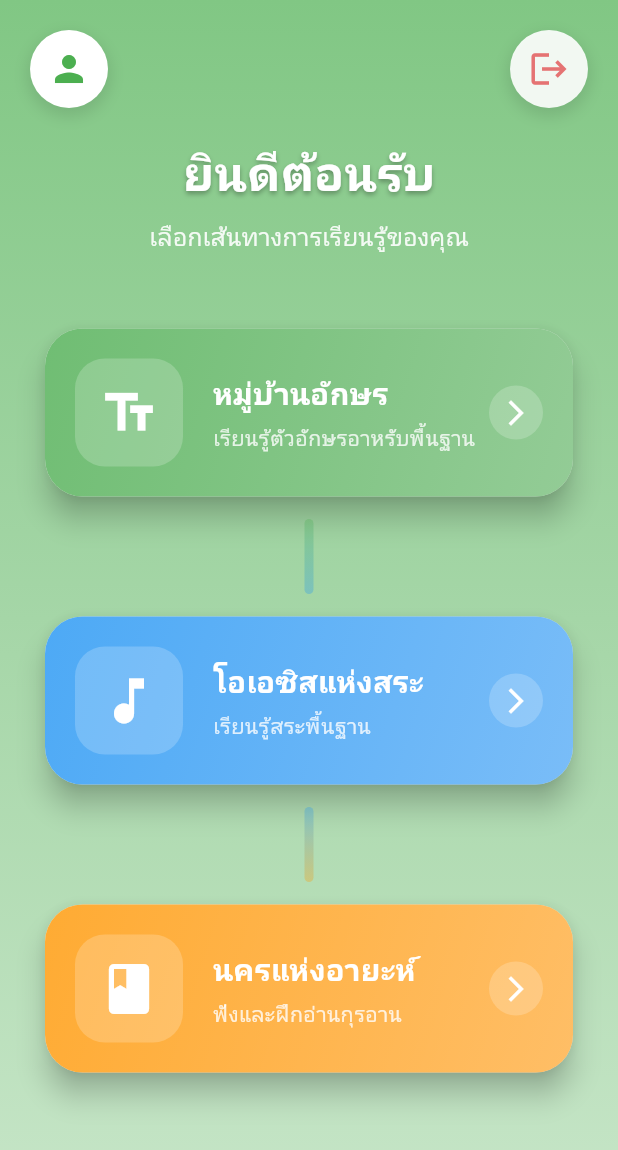
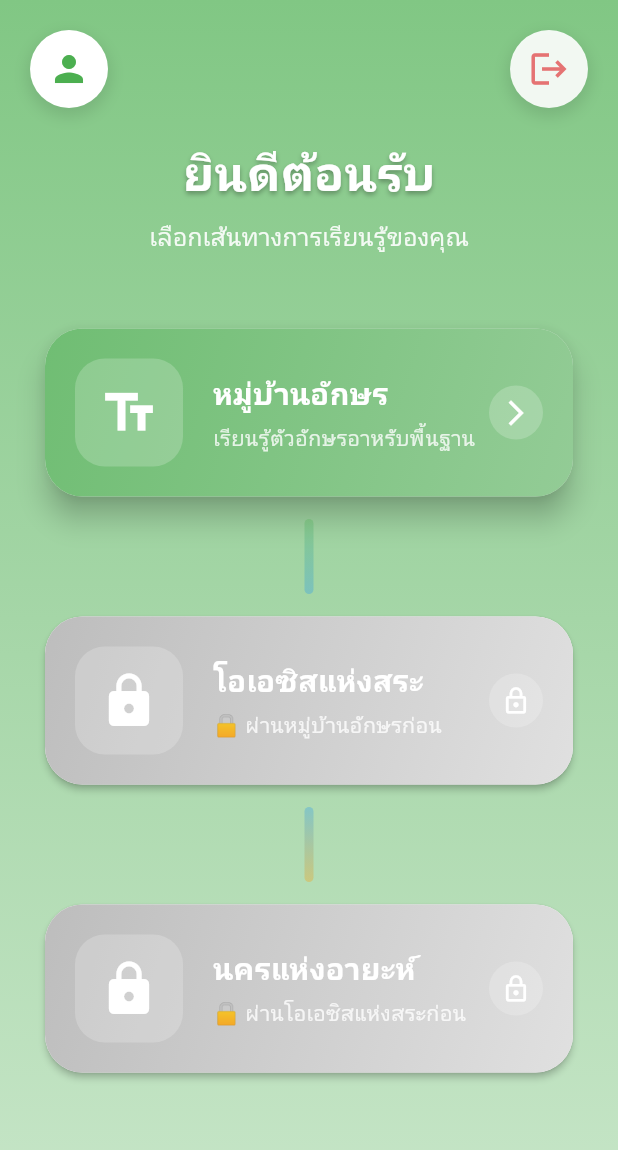
Before and after one commit to maltika/app_ai_quran, a Flutter app: the HomeScreen screen opened by its route, on a phone screen of 412 x 824 dp. Shown: the top 1150 px of the screen. Run offline on Flutter 3.47's test engine with Material 3 defaults, Android fonts, the phone set to English and light mode, and no system bars; our stand-ins replace audioplayers, cloud_firestore, firebase_auth, firebase_core; missing offline and left inert: onnxruntime, record; accounts and stored records are empty.

Commit message:
refactor: enhance home screen functionality and integrate Firestore for stage unlocking
- Added a method to check if stages are unlocked based on user progress.
- Updated stage definitions to include maximum levels for each type.
- Integrated Firestore service to manage unlocking of sublevels based on gameplay results.
- Improved UI interactions and streamlined navigation logic in the home screen.

```diff
--- a/lib/screens/home_screen.dart
+++ b/lib/screens/home_screen.dart
@@ -1,20 +1,35 @@
 import 'package:app_ai_quran/screens/profile_screen.dart';
-import 'package:app_ai_quran/screens/stage_selection_screen.dart';
 import 'package:app_ai_quran/screens/sublevel.dart';
+import 'package:app_ai_quran/screens/surah_screen.dart';
+import 'package:app_ai_quran/services/firestore_service.dart';
+import 'package:cloud_firestore/cloud_firestore.dart';
 import 'package:flutter/material.dart';
-import 'package:app_ai_quran/screens/minigame_screen.dart';
-import 'package:app_ai_quran/screens/surah_detail_screen.dart';
-import 'package:app_ai_quran/screens/surah_screen.dart';
 
 class HomeScreen extends StatelessWidget {
   const HomeScreen({super.key});
 
+  // ✅ เช็คว่าด่านใหญ่นี้ปลดล็อคแล้วหรือยัง
+  bool _isStageUnlocked(String type, Map<String, dynamic> sublevels) {
+    switch (type) {
+      case "letter":
+        return true; // ด่านแรกเปิดเสมอ
+      case "vowel":
+        final letterUnlocked = (sublevels["letter"] as int?) ?? 1;
+        return letterUnlocked > 3; // ผ่านครบ 3 ด่านย่อยของ letter
+      case "surah":
+        final vowelUnlocked = (sublevels["vowel"] as int?) ?? 1;
+        return vowelUnlocked > 5; // ผ่านครบ 5 ด่านย่อยของ vowel
+      default:
+        return false;
+    }
+  }
+
   @override
   Widget build(BuildContext context) {
     final stages = [
-      {"title": "หมู่บ้านอักษร", "type": "letter", "icon": Icons.text_fields, "color": const Color(0xFF4CAF50)},
-      {"title": "โอเอซิสแห่งสระ", "type": "vowel", "icon": Icons.music_note, "color": const Color(0xFF2196F3)},
-      {"title": "นครแห่งอายะห์", "type": "surah", "icon": Icons.book, "color": const Color(0xFFFF9800)},
+      {"title": "หมู่บ้านอักษร", "type": "letter", "icon": Icons.text_fields, "color": const Color(0xFF4CAF50), "maxLevel": 3},
+      {"title": "โอเอซิสแห่งสระ", "type": "vowel", "icon": Icons.music_note, "color": const Color(0xFF2196F3), "maxLevel": 5},
+      {"title": "นครแห่งอายะห์", "type": "surah", "icon": Icons.book, "color": const Color(0xFFFF9800), "maxLevel": 1},
     ];
 
     return Scaffold(
@@ -33,63 +48,34 @@ class HomeScreen extends StatelessWidget {
         child: SafeArea(
           child: Column(
             children: [
-              // Custom AppBar
+              // AppBar
               Padding(
                 padding: const EdgeInsets.all(20.0),
                 child: Row(
                   mainAxisAlignment: MainAxisAlignment.spaceBetween,
                   children: [
                     GestureDetector(
-                      onTap: () {
-                        Navigator.push(
-                          context,
-                          MaterialPageRoute(builder: (_) => const ProfileScreen()),
-                        );
-                      },
+                      onTap: () => Navigator.push(context, MaterialPageRoute(builder: (_) => const ProfileScreen())),
                       child: Container(
                         padding: const EdgeInsets.all(12),
                         decoration: BoxDecoration(
                           color: Colors.white,
                           borderRadius: BorderRadius.circular(50),
-                          boxShadow: [
-                            BoxShadow(
-                              color: Colors.black.withOpacity(0.1),
-                              spreadRadius: 2,
-                              blurRadius: 8,
-                              offset: const Offset(0, 4),
+                          boxShadow: [BoxShadow(color: Colors.black.withOpacity(0.1), spreadRadius: 2, blurRadius: 8, offset: const Offset(0, 4))],
                         ),
-                          ],
-                        ),
-                        child: const Icon(
-                          Icons.person,
-                          color: Color(0xFF4CAF50),
-                          size: 28,
+                        child: const Icon(Icons.person, color: Color(0xFF4CAF50), size: 28),
                       ),
                     ),
-                    ),
-                    Container(
+                    GestureDetector(
+                      onTap: () => Navigator.pushReplacementNamed(context, "/login"),
+                      child: Container(
                         padding: const EdgeInsets.all(12),
                         decoration: BoxDecoration(
                           color: Colors.white.withOpacity(0.9),
                           borderRadius: BorderRadius.circular(50),
-                        boxShadow: [
-                          BoxShadow(
-                            color: Colors.black.withOpacity(0.1),
-                            spreadRadius: 2,
-                            blurRadius: 8,
-                            offset: const Offset(0, 4),
+                          boxShadow: [BoxShadow(color: Colors.black.withOpacity(0.1), spreadRadius: 2, blurRadius: 8, offset: const Offset(0, 4))],
                         ),
-                        ],
-                      ),
-                      child: GestureDetector(
-                        onTap: () {
-                          Navigator.pushReplacementNamed(context, "/login");
-                        },
-                        child: const Icon(
-                          Icons.logout,
-                          color: Color(0xFFE57373),
-                          size: 28,
-                        ),
+                        child: const Icon(Icons.logout, color: Color(0xFFE57373), size: 28),
                       ),
                     ),
                   ],
@@ -107,23 +93,13 @@ class HomeScreen extends StatelessWidget {
                         fontSize: 32,
                         fontWeight: FontWeight.bold,
                         color: Colors.white,
-                        shadows: [
-                          Shadow(
-                            offset: const Offset(0, 2),
-                            blurRadius: 4,
-                            color: Colors.black.withOpacity(0.3),
-                          ),
-                        ],
+                        shadows: [Shadow(offset: const Offset(0, 2), blurRadius: 4, color: Colors.black.withOpacity(0.3))],
                       ),
                     ),
                     const SizedBox(height: 8),
                     Text(
                       'เลือกเส้นทางการเรียนรู้ของคุณ',
-                      style: TextStyle(
-                        fontSize: 16,
-                        color: Colors.white.withOpacity(0.9),
-                        fontWeight: FontWeight.w500,
-                      ),
+                      style: TextStyle(fontSize: 16, color: Colors.white.withOpacity(0.9), fontWeight: FontWeight.w500),
                     ),
                   ],
                 ),
@@ -131,46 +107,64 @@ class HomeScreen extends StatelessWidget {
 
               const SizedBox(height: 40),
 
-              // Stages List
+              // ✅ StreamBuilder ดึงข้อมูล Firestore
               Expanded(
-                child: ListView.builder(
+                child: StreamBuilder<DocumentSnapshot>(
+                  stream: FirestoreService().getUserStream(),
+                  builder: (context, snapshot) {
+                    final data = snapshot.data?.data() as Map<String, dynamic>? ?? {};
+                    final sublevels = data["unlockedSublevels"] as Map<String, dynamic>? ?? {};
+
+                    return ListView.builder(
                       padding: const EdgeInsets.symmetric(horizontal: 30),
                       itemCount: stages.length,
                       itemBuilder: (context, index) {
                         final stage = stages[index];
                         final isLast = index == stages.length - 1;
+                        final type = stage["type"] as String;
+                        final color = stage["color"] as Color;
+
+                        // ✅ เช็คว่าปลดล็อคหรือยัง
+                        final isUnlocked = _isStageUnlocked(type, sublevels);
 
                         return Column(
                           children: [
-                        // Stage Card
                             Container(
                               margin: const EdgeInsets.symmetric(vertical: 10),
                               child: Material(
-                            elevation: 8,
+                                elevation: isUnlocked ? 8 : 2,
                                 borderRadius: BorderRadius.circular(25),
                                 child: InkWell(
                                   borderRadius: BorderRadius.circular(25),
-                              onTap: () {
-                                if (stage["type"] == "surah") {
-                                  Navigator.push(
-                                    context,
-                                    MaterialPageRoute(
-                                      builder: (_) => const SurahScreen(),
-                                    ),
-                                  );
+                                  onTap: isUnlocked
+                                      ? () {
+                                          if (type == "surah") {
+                                            Navigator.push(context, MaterialPageRoute(builder: (_) => const SurahScreen()));
                                           } else {
                                             Navigator.push(
                                               context,
                                               MaterialPageRoute(
                                                 builder: (_) => SublevelScreen(
-                                        gameType: stage["type"] as String,
-                                        maxLevel: stage["type"] == "letter"
-                                            ? 3
-                                            : (stage["type"] == "vowel" ? 5 : 1),
+                                                  gameType: type,
+                                                  maxLevel: stage["maxLevel"] as int,
                                                 ),
                                               ),
                                             );
                                           }
+                                        }
+                                      : () {
+                                          // ✅ แจ้งเตือนตอนกดด่านที่ยังล็อค
+                                          ScaffoldMessenger.of(context).showSnackBar(
+                                            SnackBar(
+                                              content: Text(
+                                                type == "vowel"
+                                                    ? "ผ่านหมู่บ้านอักษรให้ครบก่อนนะ!"
+                                                    : "ผ่านโอเอซิสแห่งสระให้ครบก่อนนะ!",
+                                              ),
+                                              backgroundColor: Colors.orange,
+                                              behavior: SnackBarBehavior.floating,
+                                            ),
+                                          );
                                         },
                                   child: Container(
                                     padding: const EdgeInsets.all(20),
@@ -178,16 +172,14 @@ class HomeScreen extends StatelessWidget {
                                       gradient: LinearGradient(
                                         begin: Alignment.topLeft,
                                         end: Alignment.bottomRight,
-                                    colors: [
-                                      (stage["color"] as Color).withOpacity(0.8),
-                                      (stage["color"] as Color).withOpacity(0.6),
-                                    ],
+                                        colors: isUnlocked
+                                            ? [color.withOpacity(0.8), color.withOpacity(0.6)]
+                                            : [Colors.grey.shade400, Colors.grey.shade300], // ✅ สีเทาถ้าล็อค
                                       ),
                                       borderRadius: BorderRadius.circular(25),
                                     ),
                                     child: Row(
                                       children: [
-                                    // Icon Container
                                         Container(
                                           padding: const EdgeInsets.all(16),
                                           decoration: BoxDecoration(
@@ -195,49 +187,38 @@ class HomeScreen extends StatelessWidget {
                                             borderRadius: BorderRadius.circular(20),
                                           ),
                                           child: Icon(
-                                        stage["icon"] as IconData,
+                                            isUnlocked ? stage["icon"] as IconData : Icons.lock, // ✅ icon กุญแจถ้าล็อค
                                             size: 40,
                                             color: Colors.white,
                                           ),
                                         ),
-
                                         const SizedBox(width: 20),
-
-                                    // Text Content
                                         Expanded(
                                           child: Column(
                                             crossAxisAlignment: CrossAxisAlignment.start,
                                             children: [
                                               Text(
                                                 stage["title"] as String,
-                                            style: const TextStyle(
-                                              fontSize: 20,
-                                              fontWeight: FontWeight.bold,
-                                              color: Colors.white,
-                                            ),
+                                                style: const TextStyle(fontSize: 20, fontWeight: FontWeight.bold, color: Colors.white),
                                               ),
                                               const SizedBox(height: 5),
                                               Text(
-                                            _getStageDescription(stage["type"] as String),
-                                            style: TextStyle(
-                                              fontSize: 14,
-                                              color: Colors.white.withOpacity(0.8),
-                                              fontWeight: FontWeight.w500,
-                                            ),
+                                                isUnlocked
+                                                    ? _getStageDescription(type)
+                                                    : _getLockDescription(type), // ✅ บอกเงื่อนไขปลดล็อค
+                                                style: TextStyle(fontSize: 14, color: Colors.white.withOpacity(0.8), fontWeight: FontWeight.w500),
                                               ),
                                             ],
                                           ),
                                         ),
-
-                                    // Arrow Icon
                                         Container(
                                           padding: const EdgeInsets.all(8),
                                           decoration: BoxDecoration(
                                             color: Colors.white.withOpacity(0.2),
                                             borderRadius: BorderRadius.circular(50),
                                           ),
-                                      child: const Icon(
-                                        Icons.arrow_forward_ios,
+                                          child: Icon(
+                                            isUnlocked ? Icons.arrow_forward_ios : Icons.lock_outline,
                                             color: Colors.white,
                                             size: 20,
                                           ),
@@ -248,8 +229,6 @@ class HomeScreen extends StatelessWidget {
                                 ),
                               ),
                             ),
-
-                        // Connecting Line
                             if (!isLast)
                               Container(
                                 width: 6,
@@ -260,7 +239,7 @@ class HomeScreen extends StatelessWidget {
                                     begin: Alignment.topCenter,
                                     end: Alignment.bottomCenter,
                                     colors: [
-                                  (stage["color"] as Color).withOpacity(0.3),
+                                      color.withOpacity(0.3),
                                       (stages[index + 1]["color"] as Color).withOpacity(0.3),
                                     ],
                                   ),
@@ -268,6 +247,8 @@ class HomeScreen extends StatelessWidget {
                                 ),
                               ),
                           ],
+                        );
+                      },
                     );
                   },
                 ),
@@ -283,14 +264,19 @@ class HomeScreen extends StatelessWidget {
 
   String _getStageDescription(String type) {
     switch (type) {
-      case "letter":
-        return "เรียนรู้ตัวอักษรอาหรับพื้นฐาน";
-      case "vowel":
-        return "เรียนรู้สระพื้นฐาน";
-      case "surah":
-        return "ฟังและฝึกอ่านกุรอาน";
-      default:
-        return "เริ่มต้นการเรียนรู้";
+      case "letter": return "เรียนรู้ตัวอักษรอาหรับพื้นฐาน";
+      case "vowel": return "เรียนรู้สระพื้นฐาน";
+      case "surah": return "ฟังและฝึกอ่านกุรอาน";
+      default: return "เริ่มต้นการเรียนรู้";
+    }
+  }
+
+  // ✅ ข้อความบอกเงื่อนไขการปลดล็อค
+  String _getLockDescription(String type) {
+    switch (type) {
+      case "vowel": return "🔒 ผ่านหมู่บ้านอักษรก่อน";
+      case "surah": return "🔒 ผ่านโอเอซิสแห่งสระก่อน";
+      default: return "🔒 ยังล็อคอยู่";
     }
   }
 }
--- a/lib/screens/minigame_screen.dart
+++ b/lib/screens/minigame_screen.dart
@@ -228,6 +228,7 @@ class _MinigameScreenState extends State<MinigameScreen> {
       itemPlayed: "${widget.gameType} level $level",
       isCorrect: true,
       xpGained: _currentXp,
+      aiFeedback: "ผ่านด่านแล้ว",
     );
   }
 
--- a/lib/screens/sublevel.dart
+++ b/lib/screens/sublevel.dart
@@ -12,7 +12,7 @@ class SublevelScreen extends StatelessWidget {
 
   String _getGameTitle() {
     switch (gameType) {
-      case 'alphabet':
+      case 'letter':
         return 'เรียนรู้ตัวอักษร';
       case 'vowel':
         return 'เรียนรู้สระ';
@@ -25,7 +25,7 @@ class SublevelScreen extends StatelessWidget {
 
   IconData _getGameIcon() {
     switch (gameType) {
-      case 'alphabet':
+      case 'letter':
         return Icons.text_fields;
       case 'vowel':
         return Icons.record_voice_over;
@@ -38,7 +38,7 @@ class SublevelScreen extends StatelessWidget {
 
   String _getLevelName(int sublevel) {
     switch (gameType) {
-      case 'alphabet':
+      case 'letter':
         if (sublevel == 1) return 'ตัวอักษร 1-10';
         if (sublevel == 2) return 'ตัวอักษร 11-20';
         if (sublevel == 3) return 'ตัวอักษร 21-29';
```
Also changed, not shown: lib/services/firestore_service.dart (+16 -3 lines), lib/services/model_service.dart (+52 -1 lines). Lines whose indentation alone changed are shown as unchanged.
